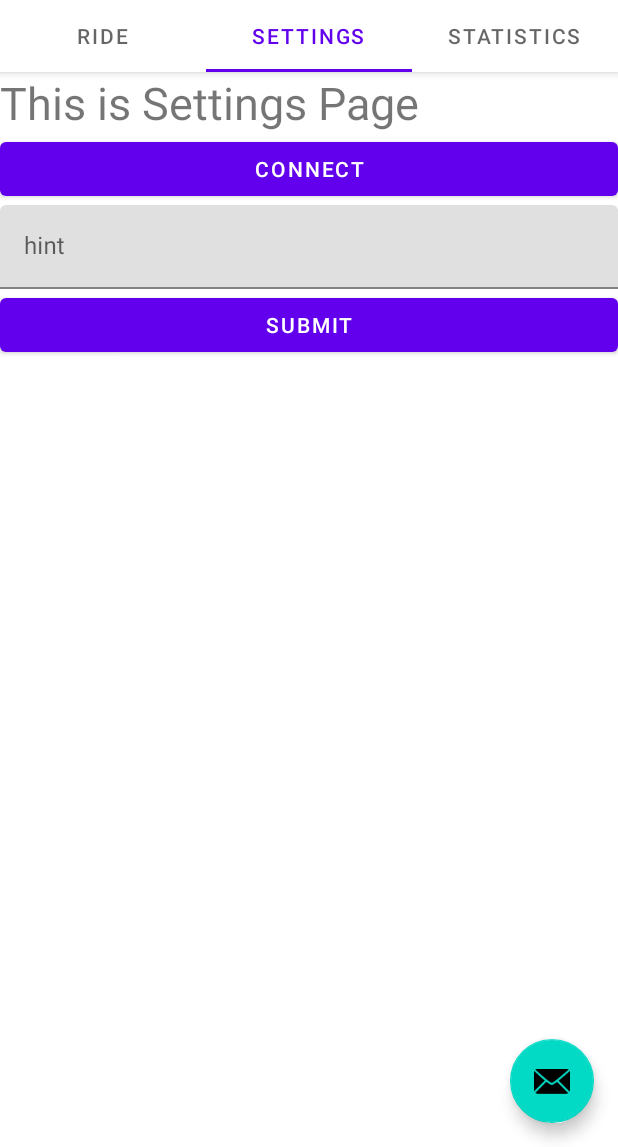
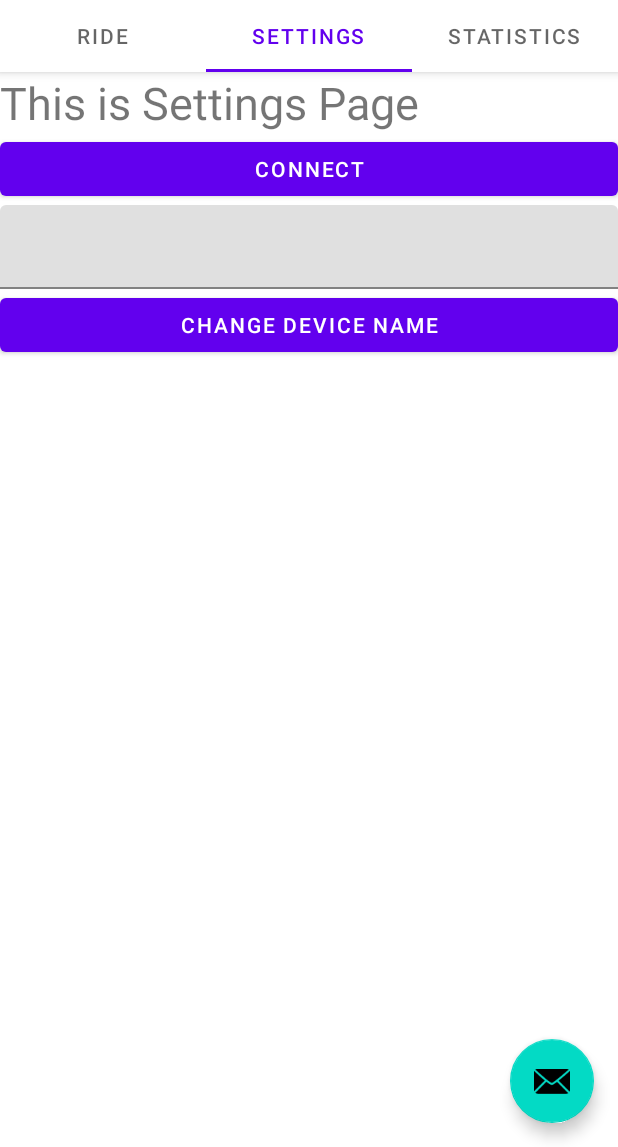
Before and after one commit to Scott-will/Capstone, an Android app: the screen it shows after launch (MainActivity), tab 2 chosen, on a phone screen of 412 x 824 dp, the part 89-1236 px from its top. Run offline under Robolectric (Android 15) with nearby library versions, the phone set to English and light mode, and no system bars; libraries missing offline, so code that uses them is left out: pub.devrel.easypermissions.

Commit message:
some UI touch ups

```diff
--- a/CycleSafeJava/app/src/main/java/com/example/cyclesafejava/Bluetooth/BluetoothHandler.java
+++ b/CycleSafeJava/app/src/main/java/com/example/cyclesafejava/Bluetooth/BluetoothHandler.java
@@ -18,7 +18,7 @@ import pub.devrel.easypermissions.EasyPermissions;
 public class BluetoothHandler {
     private BluetoothAdapter adapter;
     private BluetoothDevice device;
-    private String Name;// = "DSD TECH HC-05";//"arduino";
+    private String Name = "WH-1000XM3";// TECH HC-05";//"arduino";XM3
     private final String intentMessage = "This app requires bluetooth permissions to conenct to the Arduino";
     private BluetoothSocket socket;
     private BluetoothServerSocket serverSocket;
@@ -127,7 +127,7 @@ public class BluetoothHandler {
             return true;
         }
         EasyPermissions.requestPermissions(activity, intentMessage, 0, permissions);
-        return false;
+        return true;
     }
     /*public async Task Listen()
     {
--- a/CycleSafeJava/app/src/main/java/com/example/cyclesafejava/Json/JsonFileHandler.java
+++ b/CycleSafeJava/app/src/main/java/com/example/cyclesafejava/Json/JsonFileHandler.java
@@ -37,10 +37,10 @@ public class JsonFileHandler {
             Statistics statistics = JsonParser.ParseStatistics(content);
             return statistics;
         }
-        else{
+        else {
             File statisticsFile = new File(path.toString());
+            return new Statistics(0.0, 0.0, 0.0);
         }
-        return null;
     }
 
     public static Settings readSettings(String directory){
@@ -52,8 +52,8 @@ public class JsonFileHandler {
         }
         else{
             File statisticsFile = new File(path.toString());
+            return new Settings();
         }
-        return null;
     }
 
     private static String ReadFile(String path){
--- a/CycleSafeJava/app/src/main/java/com/example/cyclesafejava/MainActivity.java
+++ b/CycleSafeJava/app/src/main/java/com/example/cyclesafejava/MainActivity.java
@@ -16,12 +16,16 @@ import androidx.appcompat.app.AppCompatActivity;
 
 import android.util.Log;
 import android.view.View;
+import android.widget.ArrayAdapter;
+import android.widget.ListView;
 
 import com.example.cyclesafejava.ui.main.SectionsPagerAdapter;
 import com.example.cyclesafejava.databinding.ActivityMainBinding;
 import com.google.android.material.textfield.TextInputLayout;
 
+import java.util.ArrayList;
 import java.util.List;
+import java.util.concurrent.ExecutionException;
 
 import pub.devrel.easypermissions.EasyPermissions;
 
@@ -30,9 +34,10 @@ public class MainActivity extends AppCompatActivity implements EasyPermissions.P
     private ActivityMainBinding binding;
     private TextInputLayout textInputLayout;
     private BluetoothHandler handler;
-
+    ListView statisticsList;
     private Settings settings;
     private Statistics statistics;
+
     @Override
     protected void onCreate(Bundle savedInstanceState) {
         super.onCreate(savedInstanceState);
@@ -46,8 +51,6 @@ public class MainActivity extends AppCompatActivity implements EasyPermissions.P
         TabLayout tabs = binding.tabs;
         tabs.setupWithViewPager(viewPager);
         FloatingActionButton fab = binding.fab;
-        this.LoadStoredData();
-        this.handler = new BluetoothHandler(this.getApplicationContext(), this);
         fab.setOnClickListener(new View.OnClickListener() {
             @Override
             public void onClick(View view) {
@@ -55,6 +58,7 @@ public class MainActivity extends AppCompatActivity implements EasyPermissions.P
                         .setAction("Action", null).show();
             }
         });
+        this.handler = new BluetoothHandler(this.getApplicationContext(), this);
     }
 
     @Override
@@ -95,4 +99,7 @@ public class MainActivity extends AppCompatActivity implements EasyPermissions.P
         this.statistics = JsonFileHandler.readStatistics(directory);
         this.settings = JsonFileHandler.readSettings(directory);
     }
+
+
+
 }
--- a/CycleSafeJava/app/src/main/java/com/example/cyclesafejava/Services/StatisticsService.java
+++ b/CycleSafeJava/app/src/main/java/com/example/cyclesafejava/Services/StatisticsService.java
@@ -1,7 +1,11 @@
 package com.example.cyclesafejava.Services;
+
+
+import com.example.cyclesafejava.data.Statistics;
 
 public class StatisticsService {
 
+    public Statistics statistics;
 
     public void UpdateLongestRide(){
 
--- a/CycleSafeJava/app/src/main/java/com/example/cyclesafejava/SettingsFragment.java
+++ b/CycleSafeJava/app/src/main/java/com/example/cyclesafejava/SettingsFragment.java
@@ -4,19 +4,36 @@ import android.os.Bundle;
 import android.view.LayoutInflater;
 import android.view.View;
 import android.view.ViewGroup;
+import android.widget.LinearLayout;
 
 import androidx.annotation.NonNull;
 import androidx.annotation.Nullable;
 import androidx.fragment.app.Fragment;
 
+import com.example.cyclesafejava.Json.JsonFileHandler;
+import com.example.cyclesafejava.data.Settings;
+import com.google.android.material.textfield.TextInputEditText;
+import com.google.android.material.textfield.TextInputLayout;
+
 public class SettingsFragment  extends Fragment {
+    private Settings settings;
+
     @Nullable
     @Override
     public View onCreateView(@NonNull LayoutInflater inflater, @Nullable ViewGroup container, @Nullable Bundle savedInstanceState) {
-        return inflater.inflate(R.layout.settingsfragment_layout, container, false);
+        LinearLayout ll = (LinearLayout)inflater.inflate(R.layout.settingsfragment_layout, container, false);
+        this.LoadStoredData();
+        TextInputLayout textEdit = (TextInputLayout)ll.findViewById(R.id.DeviceID);
+        textEdit.setHint(settings.DeviceID);
+        //some code
+        return ll;
+    }
+
+    public void LoadStoredData(){
+        String directory = getActivity().getApplicationInfo().dataDir;
+        this.settings = JsonFileHandler.readSettings(directory);
     }
 
 
 
-
 }
--- a/CycleSafeJava/app/src/main/java/com/example/cyclesafejava/StatisticsFragment.java
+++ b/CycleSafeJava/app/src/main/java/com/example/cyclesafejava/StatisticsFragment.java
@@ -1,18 +1,59 @@
 package com.example.cyclesafejava;
 
+import android.content.Context;
 import android.os.Bundle;
 import android.view.LayoutInflater;
 import android.view.View;
 import android.view.ViewGroup;
+import android.widget.ArrayAdapter;
+import android.widget.LinearLayout;
+import android.widget.ListView;
 
 import androidx.annotation.NonNull;
 import androidx.annotation.Nullable;
 import androidx.fragment.app.Fragment;
 
+import com.example.cyclesafejava.Json.JsonFileHandler;
+import com.example.cyclesafejava.data.Statistics;
+
+import java.util.ArrayList;
+
 public class StatisticsFragment extends Fragment {
+
+    private Statistics statistics;
+    private ListView statisticsList;
+
     @Nullable
     @Override
     public View onCreateView(@NonNull LayoutInflater inflater, @Nullable ViewGroup container, @Nullable Bundle savedInstanceState) {
-        return inflater.inflate(R.layout.statisticsfragment_layout, container, false);
+        LinearLayout ll = (LinearLayout)inflater.inflate(R.layout.statisticsfragment_layout, container, false);
+        this.LoadStoredData();
+        this.CreateListView(ll);
+        //some code
+        return ll;
+    }
+
+    public void LoadStoredData(){
+        String directory = getActivity().getApplicationInfo().dataDir;
+        this.statistics = JsonFileHandler.readStatistics(directory);
+
+    }
+
+    public void CreateListView(LinearLayout ll){
+        statisticsList = ll.findViewById(R.id.StatisticsList);
+
+        ArrayList<String> statisticsArray = new ArrayList<>();
+        statisticsArray.add("Fastest Speed: " + this.statistics.FastestSpeed);
+        statisticsArray.add("Total Distance: " + this.statistics.TotalDistance);
+        statisticsArray.add("Longest Ride: " + this.statistics.LongestRide);
+
+        ArrayAdapter statisticsAdapter = new ArrayAdapter(getActivity().getApplicationContext(), R.layout.custom_listitem, statisticsArray);
+        try{
+            statisticsList.setAdapter(statisticsAdapter);
+        }
+        catch (Exception e){
+
+        }
+
     }
 }
--- a/CycleSafeJava/app/src/main/java/com/example/cyclesafejava/data/Settings.java
+++ b/CycleSafeJava/app/src/main/java/com/example/cyclesafejava/data/Settings.java
@@ -2,4 +2,12 @@ package com.example.cyclesafejava.data;
 
 public class Settings {
     public String DeviceID;
+
+    public Settings(String name){
+        this.DeviceID = name;
+    }
+
+    public Settings(){
+        DeviceID = "";
+    }
 }
--- a/CycleSafeJava/app/src/main/java/com/example/cyclesafejava/data/Statistics.java
+++ b/CycleSafeJava/app/src/main/java/com/example/cyclesafejava/data/Statistics.java
@@ -4,4 +4,14 @@ public class Statistics {
     public Double LongestRide;
     public Double FastestSpeed;
     public Double TotalDistance;
+
+    public Statistics(){
+
+    }
+
+    public Statistics(Double longestRide, Double fastestSpeed, Double totalDistance){
+        this.TotalDistance = totalDistance;
+        this.FastestSpeed = fastestSpeed;
+        this.LongestRide = longestRide;
+    }
 }
--- a/CycleSafeJava/app/src/main/res/layout/settingsfragment_layout.xml
+++ b/CycleSafeJava/app/src/main/res/layout/settingsfragment_layout.xml
@@ -25,6 +25,7 @@
         android:layout_height="match_parent">
 
         <com.google.android.material.textfield.TextInputEditText
+            android:id="@+id/DeviceIDEdit"
             android:layout_width="match_parent"
             android:layout_height="wrap_content"
             android:hint="hint" />
@@ -33,7 +34,7 @@
             android:id="@+id/ChangeNameButton"
             android:layout_width="match_parent"
             android:layout_height="wrap_content"
-            android:text="Submit"
+            android:text="Change Device Name"
             android:onClick="ChangeDeviceID"/>
     </com.google.android.material.textfield.TextInputLayout>
 
--- a/CycleSafeJava/app/src/main/res/layout/statisticsfragment_layout.xml
+++ b/CycleSafeJava/app/src/main/res/layout/statisticsfragment_layout.xml
@@ -10,4 +10,10 @@
         android:layout_height="wrap_content"
         android:text="This is Statistics Page"
         android:textSize="30sp"/>
+
+    <ListView
+        android:id="@+id/StatisticsList"
+        android:layout_width="match_parent"
+        android:layout_height="match_parent" />
+
 </LinearLayout>
```
Also changed, not shown: CycleSafeJava/app/src/main/res/layout/custom_listitem.xml (added, +11 -0 lines).
